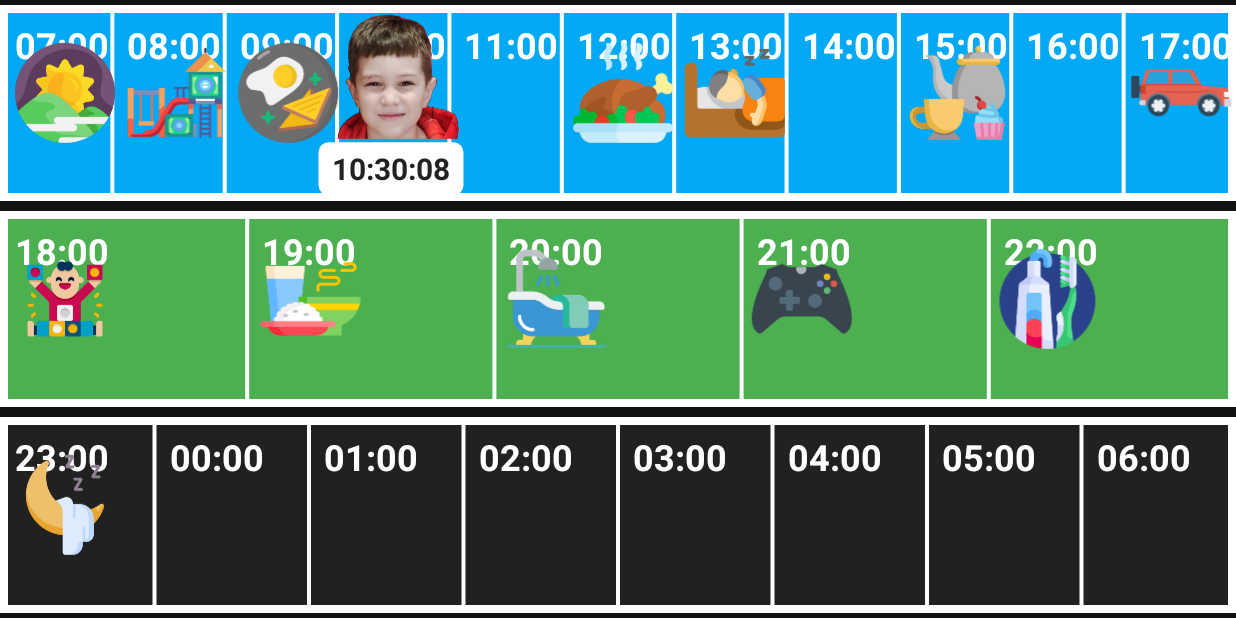
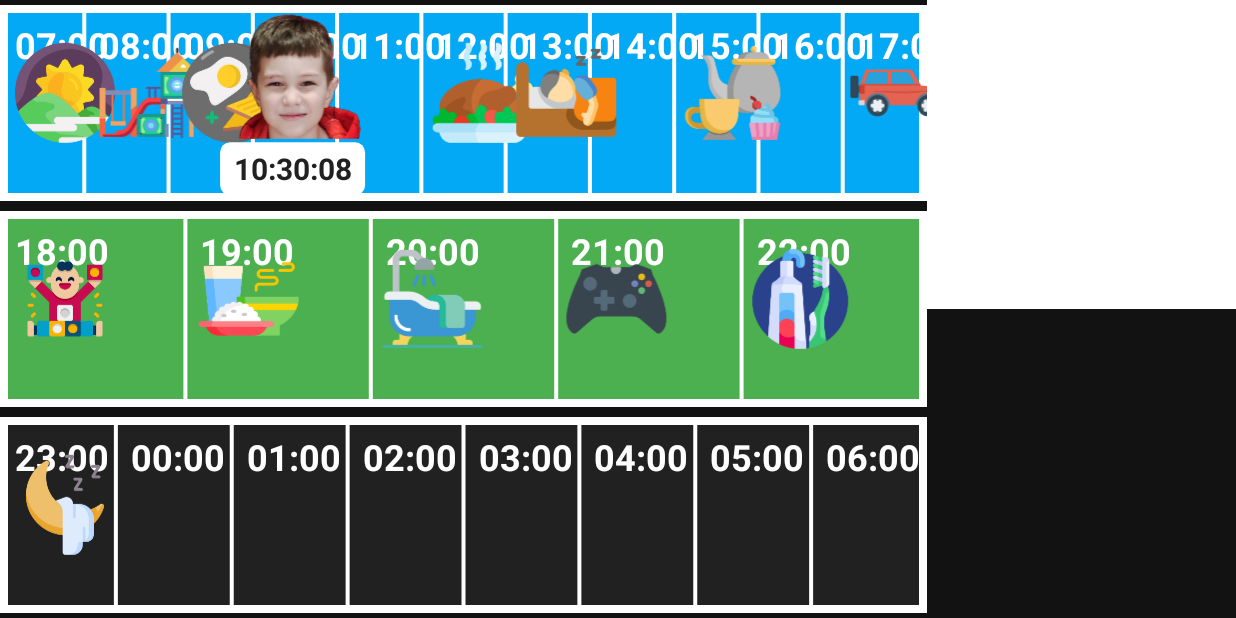
Before and after one commit to phoenix-worker/kidsWatch, an Android app: the screen it shows after launch (MainActivity), on a phone screen of 824 x 412 dp (held sideways). Run offline under Robolectric (Android 15) with nearby library versions, the phone set to English and light mode, and no system bars.

Commit message:
Заготовка AnalogWatchView

```diff
--- /dev/null
+++ b/app/src/main/java/ru/phoenix/kidswatch/ui/custom/AnalogWatchView.kt
@@ -0,0 +1,15 @@
+package ru.phoenix.kidswatch.ui.custom
+
+import android.content.Context
+import android.graphics.Canvas
+import android.graphics.Color
+import android.util.AttributeSet
+import android.view.View
+
+class AnalogWatchView(context: Context, attrs: AttributeSet) : View(context, attrs) {
+
+    override fun onDraw(canvas: Canvas?) {
+        canvas?.drawColor(Color.parseColor("#ffffff"))
+    }
+
+}
--- a/app/src/main/java/ru/phoenix/kidswatch/ui/custom/ScheduleView.kt
+++ b/app/src/main/java/ru/phoenix/kidswatch/ui/custom/ScheduleView.kt
@@ -29,8 +29,11 @@ class ScheduleView(context: Context, attrs: AttributeSet) : View(context, attrs)
     private var faceBitmap: Bitmap? = null
     private val events = mutableListOf<Event>()
 
+    init {
+        watchHandler = Handler(Looper.getMainLooper(), this)
+    }
+
     fun initialize(rows: List<Row.RowInitializer>) {
-        watchHandler = Handler(Looper.getMainLooper(), this)
         initFaceImage()
         doOnLayout {
             createRectFs(rows)
@@ -77,8 +80,8 @@ class ScheduleView(context: Context, attrs: AttributeSet) : View(context, attrs)
         canvas?.let {
             drawRows(canvas)
             drawHours(canvas)
+            drawEvents(canvas)
             drawOverlay(canvas)
-            drawEvents(canvas)
         }
     }
 
--- a/app/src/main/java/ru/phoenix/kidswatch/ui/fragments/main/MainFragment.kt
+++ b/app/src/main/java/ru/phoenix/kidswatch/ui/fragments/main/MainFragment.kt
@@ -5,6 +5,8 @@ import android.os.Bundle
 import android.view.LayoutInflater
 import android.view.View
 import android.view.ViewGroup
+import androidx.constraintlayout.widget.ConstraintLayout
+import androidx.core.view.doOnLayout
 import androidx.fragment.app.Fragment
 import ru.phoenix.kidswatch.R
 import ru.phoenix.kidswatch.databinding.FragmentMainBinding
@@ -21,6 +23,7 @@ class MainFragment : Fragment() {
         savedInstanceState: Bundle?
     ): View {
         binding = FragmentMainBinding.inflate(inflater, container, false)
+        setupWidgetsSize()
         return binding.root
     }
 
@@ -36,9 +39,10 @@ class MainFragment : Fragment() {
         binding.schedule.stopWatches()
     }
 
+    private var pairs: MutableList<ScheduleView.Row.RowInitializer> = mutableListOf()
     private fun setupSchedule() {
         val calendar = getScheduleCalendar()
-        val pairs = mutableListOf<ScheduleView.Row.RowInitializer>()
+        pairs = mutableListOf()
 
         var first = calendar.timeInMillis
         calendar.add(Calendar.HOUR_OF_DAY, 11)
@@ -54,8 +58,6 @@ class MainFragment : Fragment() {
         calendar.add(Calendar.HOUR_OF_DAY, 8)
         second = calendar.timeInMillis
         pairs.add(ScheduleView.Row.RowInitializer(first, second, Color.parseColor("#212121")))
-
-        binding.schedule.initialize(pairs)
     }
 
     private fun addScheduleEvents() {
@@ -98,8 +100,22 @@ class MainFragment : Fragment() {
         }
     }
 
+    private fun setupWidgetsSize() {
+        binding.root.doOnLayout {
+            val screenSize = activity?.window?.decorView?.width ?: 0
+            val size = (screenSize * ANALOG_WATCH_RATIO).toInt()
+            val params = ConstraintLayout.LayoutParams(size, size)
+            params.startToEnd = binding.schedule.id
+            params.endToEnd = ConstraintLayout.LayoutParams.PARENT_ID
+            params.topToTop = ConstraintLayout.LayoutParams.PARENT_ID
+            binding.watch.layoutParams = params
+        }
+        binding.schedule.doOnLayout { binding.schedule.initialize(pairs) }
+    }
+
     companion object {
         const val START_DAY_HOUR = 7
+        const val ANALOG_WATCH_RATIO = 0.25
     }
 
 }
--- a/app/src/main/res/layout/fragment_main.xml
+++ b/app/src/main/res/layout/fragment_main.xml
@@ -1,11 +1,21 @@
 <?xml version="1.0" encoding="utf-8"?>
 <androidx.constraintlayout.widget.ConstraintLayout xmlns:android="http://schemas.android.com/apk/res/android"
+    xmlns:app="http://schemas.android.com/apk/res-auto"
     android:layout_width="match_parent"
     android:layout_height="match_parent">
 
     <ru.phoenix.kidswatch.ui.custom.ScheduleView
         android:id="@+id/schedule"
-        android:layout_width="match_parent"
-        android:layout_height="match_parent" />
+        android:layout_width="0dp"
+        android:layout_height="match_parent"
+        app:layout_constraintEnd_toStartOf="@id/watch"
+        app:layout_constraintStart_toStartOf="parent" />
+
+    <ru.phoenix.kidswatch.ui.custom.AnalogWatchView
+        android:id="@+id/watch"
+        android:layout_width="150dp"
+        android:layout_height="150dp"
+        app:layout_constraintEnd_toEndOf="parent"
+        app:layout_constraintTop_toTopOf="parent" />
 
 </androidx.constraintlayout.widget.ConstraintLayout>
```
